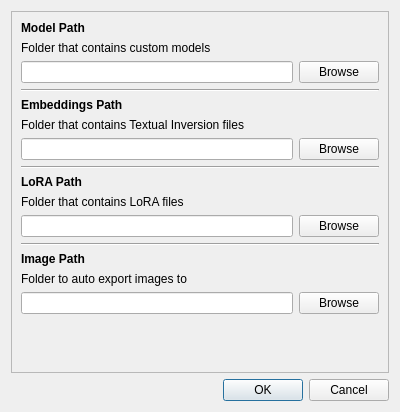
Old version of the form src/airunner/pyqt/preferences.ui in the repository Capsize-Games/airunner.
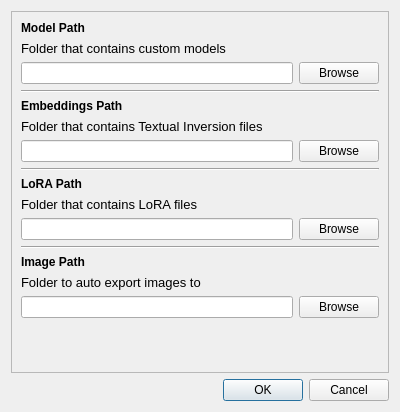
New version of the form.

Diff of the .ui file:
```diff
--- a/src/airunner/pyqt/preferences.ui
+++ b/src/airunner/pyqt/preferences.ui
@@ -47,6 +47,11 @@
       </item>
       <item row="9" column="0">
        <widget class="QLabel" name="label_4">
+        <property name="font">
+         <font>
+          <pointsize>10</pointsize>
+         </font>
+        </property>
         <property name="text">
          <string>Folder that contains LoRA files</string>
         </property>
@@ -54,6 +59,11 @@
       </item>
       <item row="5" column="0">
        <widget class="QLabel" name="label_6">
+        <property name="font">
+         <font>
+          <pointsize>10</pointsize>
+         </font>
+        </property>
         <property name="text">
          <string>Folder that contains Textual Inversion files</string>
         </property>
@@ -155,6 +165,11 @@
       </item>
       <item row="1" column="0">
        <widget class="QLabel" name="label_2">
+        <property name="font">
+         <font>
+          <pointsize>10</pointsize>
+         </font>
+        </property>
         <property name="text">
          <string>Folder that contains custom models</string>
         </property>
@@ -174,6 +189,11 @@
       </item>
       <item row="13" column="0">
        <widget class="QLabel" name="label_8">
+        <property name="font">
+         <font>
+          <pointsize>10</pointsize>
+         </font>
+        </property>
         <property name="text">
          <string>Folder to auto export images to</string>
         </property>
```
